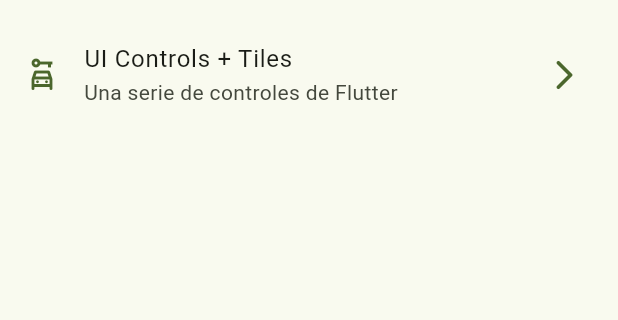
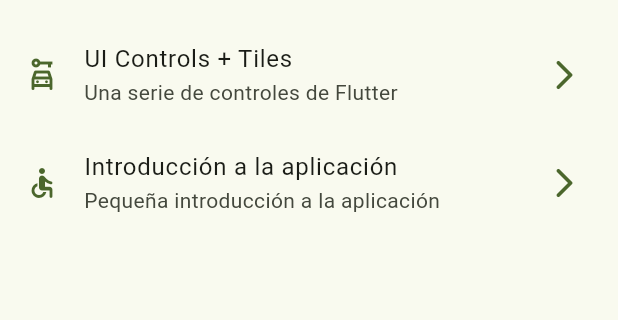
Before and after one commit to CarmineMM/widget-app, a Flutter app: the screen it shows after launch, on a phone screen of 412 x 824 dp, the part 603-923 px from its top. Run offline on Flutter 3.47's test engine with Material 3 defaults, Android fonts, the phone set to English and light mode, and no system bars; our stand-ins replace go_router.

Commit message:
feat: images items

```diff
--- a/lib/config/menu/menu_items.dart
+++ b/lib/config/menu/menu_items.dart
@@ -1,5 +1,6 @@
 import 'package:flutter/material.dart';
 import 'package:widgets_app/presentation/screens/animated/animated_screen.dart';
+import 'package:widgets_app/presentation/screens/app_tutorial/app_tutorial_screen.dart';
 import 'package:widgets_app/presentation/screens/screens.dart';
 
 class MenuItem {
@@ -53,4 +54,10 @@ const appMenuItems = <MenuItem>[
     route: UIControlsScreen.route,
     icon: Icons.car_rental_outlined,
   ),
+  MenuItem(
+    title: 'Introducción a la aplicación',
+    subTitle: 'Pequeña introducción a la aplicación',
+    route: AppTutorialScreen.route,
+    icon: Icons.accessible_rounded,
+  ),
 ];
--- a/lib/config/router/app_router.dart
+++ b/lib/config/router/app_router.dart
@@ -1,5 +1,6 @@
 import 'package:go_router/go_router.dart';
 import 'package:widgets_app/presentation/screens/animated/animated_screen.dart';
+import 'package:widgets_app/presentation/screens/app_tutorial/app_tutorial_screen.dart';
 import 'package:widgets_app/presentation/screens/screens.dart';
 
 final appRouter = GoRouter(
@@ -40,5 +41,10 @@ final appRouter = GoRouter(
       path: '/ui-controls',
       builder: (context, state) => const UIControlsScreen(),
     ),
+    GoRoute(
+      name: AppTutorialScreen.route,
+      path: '/tutorials',
+      builder: (context, state) => const AppTutorialScreen(),
+    ),
   ],
 );
--- a/lib/presentation/screens/app_tutorial/app_tutorial_screen.dart
+++ b/lib/presentation/screens/app_tutorial/app_tutorial_screen.dart
@@ -8,6 +8,8 @@ class AppTutorialScreen extends StatelessWidget {
 
   @override
   Widget build(BuildContext context) {
-    return const Placeholder();
+    return Scaffold(
+      appBar: AppBar(title: const Text('Introducción a la aplicación')),
+    );
   }
 }
--- a/pubspec.yaml
+++ b/pubspec.yaml
@@ -18,3 +18,6 @@ dev_dependencies:
 
 flutter:
     uses-material-design: true
+
+assets:
+    - assets/images/
```
Also changed, not shown: assets/Images/1.png (added), assets/Images/2.png (added), assets/Images/3.png (added), assets/Images/jar-loading.gif (added).
